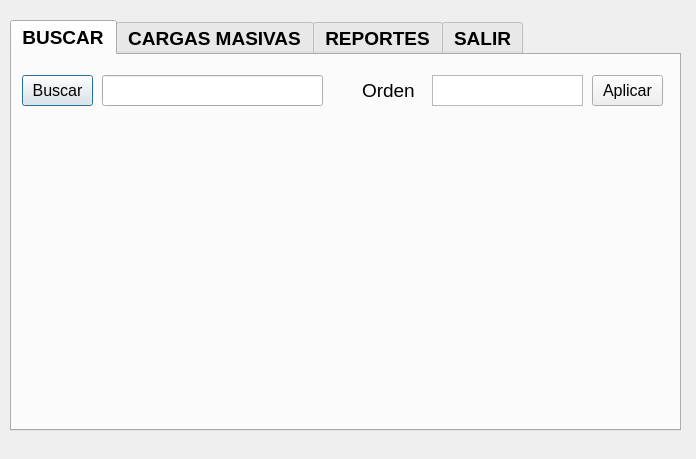
Old version of the form FASE2/mainadmin.ui in the repository evelynbalcarcel/-EDD-Proyecto_202200110.
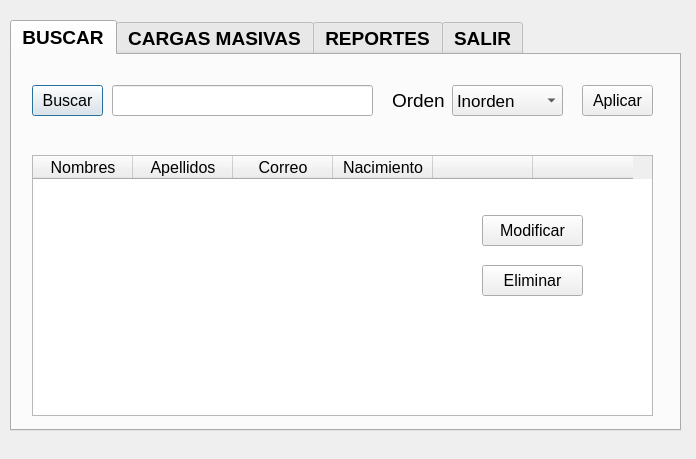
New version of the form. The open tabs and pages were chosen to show the change.

Diff of the .ui file:
```diff
--- a/FASE2/mainadmin.ui
+++ b/FASE2/mainadmin.ui
@@ -41,8 +41,8 @@
     <widget class="QPushButton" name="BuscarA_2">
      <property name="geometry">
       <rect>
-       <x>10</x>
-       <y>20</y>
+       <x>20</x>
+       <y>30</y>
        <width>71</width>
        <height>31</height>
       </rect>
@@ -60,15 +60,15 @@
     <widget class="QLineEdit" name="BuscarA">
      <property name="geometry">
       <rect>
-       <x>90</x>
-       <y>20</y>
-       <width>221</width>
+       <x>100</x>
+       <y>30</y>
+       <width>261</width>
        <height>31</height>
       </rect>
      </property>
      <property name="font">
       <font>
-       <pointsize>14</pointsize>
+       <pointsize>12</pointsize>
        <bold>false</bold>
       </font>
      </property>
@@ -82,9 +82,9 @@
     <widget class="QLabel" name="orden">
      <property name="geometry">
       <rect>
-       <x>350</x>
-       <y>20</y>
-       <width>71</width>
+       <x>380</x>
+       <y>30</y>
+       <width>61</width>
        <height>31</height>
       </rect>
      </property>
@@ -98,21 +98,11 @@
       <string>Orden</string>
      </property>
     </widget>
-    <widget class="QListWidget" name="OrdenB">
+    <widget class="QPushButton" name="AplicarOrdenAdmin">
      <property name="geometry">
       <rect>
-       <x>420</x>
-       <y>20</y>
-       <width>151</width>
-       <height>31</height>
-      </rect>
-     </property>
-    </widget>
-    <widget class="QPushButton" name="AplicarA">
-     <property name="geometry">
-      <rect>
-       <x>580</x>
-       <y>20</y>
+       <x>570</x>
+       <y>30</y>
        <width>71</width>
        <height>31</height>
       </rect>
@@ -127,6 +117,121 @@
       <string>Aplicar</string>
      </property>
     </widget>
+    <widget class="QComboBox" name="comboBoxOrden">
+     <property name="geometry">
+      <rect>
+       <x>440</x>
+       <y>30</y>
+       <width>111</width>
+       <height>31</height>
+      </rect>
+     </property>
+     <property name="font">
+      <font>
+       <pointsize>13</pointsize>
+       <bold>false</bold>
+      </font>
+     </property>
+     <item>
+      <property name="text">
+       <string>Inorden</string>
+      </property>
+     </item>
+     <item>
+      <property name="text">
+       <string>Preorden</string>
+      </property>
+     </item>
+     <item>
+      <property name="text">
+       <string>Postoden</string>
+      </property>
+     </item>
+    </widget>
+    <widget class="QTableWidget" name="cargaUsuariosBuscar">
+     <property name="geometry">
+      <rect>
+       <x>20</x>
+       <y>100</y>
+       <width>621</width>
+       <height>261</height>
+      </rect>
+     </property>
+     <property name="font">
+      <font>
+       <pointsize>12</pointsize>
+       <bold>false</bold>
+      </font>
+     </property>
+     <column>
+      <property name="text">
+       <string>Nombres</string>
+      </property>
+     </column>
+     <column>
+      <property name="text">
+       <string>Apellidos</string>
+      </property>
+     </column>
+     <column>
+      <property name="text">
+       <string>Correo</string>
+      </property>
+     </column>
+     <column>
+      <property name="text">
+       <string>Nacimiento</string>
+      </property>
+     </column>
+     <column>
+      <property name="text">
+       <string/>
+      </property>
+     </column>
+     <column>
+      <property name="text">
+       <string/>
+      </property>
+     </column>
+    </widget>
+    <widget class="QPushButton" name="modificarUsuariosAdmin">
+     <property name="geometry">
+      <rect>
+       <x>470</x>
+       <y>160</y>
+       <width>101</width>
+       <height>31</height>
+      </rect>
+     </property>
+     <property name="font">
+      <font>
+       <pointsize>12</pointsize>
+       <bold>false</bold>
+      </font>
+     </property>
+     <property name="text">
+      <string>Modificar</string>
+     </property>
+    </widget>
+    <widget class="QPushButton" name="eliminarUsuariosAdmin">
+     <property name="geometry">
+      <rect>
+       <x>470</x>
+       <y>210</y>
+       <width>101</width>
+       <height>31</height>
+      </rect>
+     </property>
+     <property name="font">
+      <font>
+       <pointsize>12</pointsize>
+       <bold>false</bold>
+      </font>
+     </property>
+     <property name="text">
+      <string>Eliminar</string>
+     </property>
+    </widget>
    </widget>
    <widget class="QWidget" name="tab_2">
     <attribute name="title">
```
Left out of the diff: 22 changed lines with no effect on the pictures.
